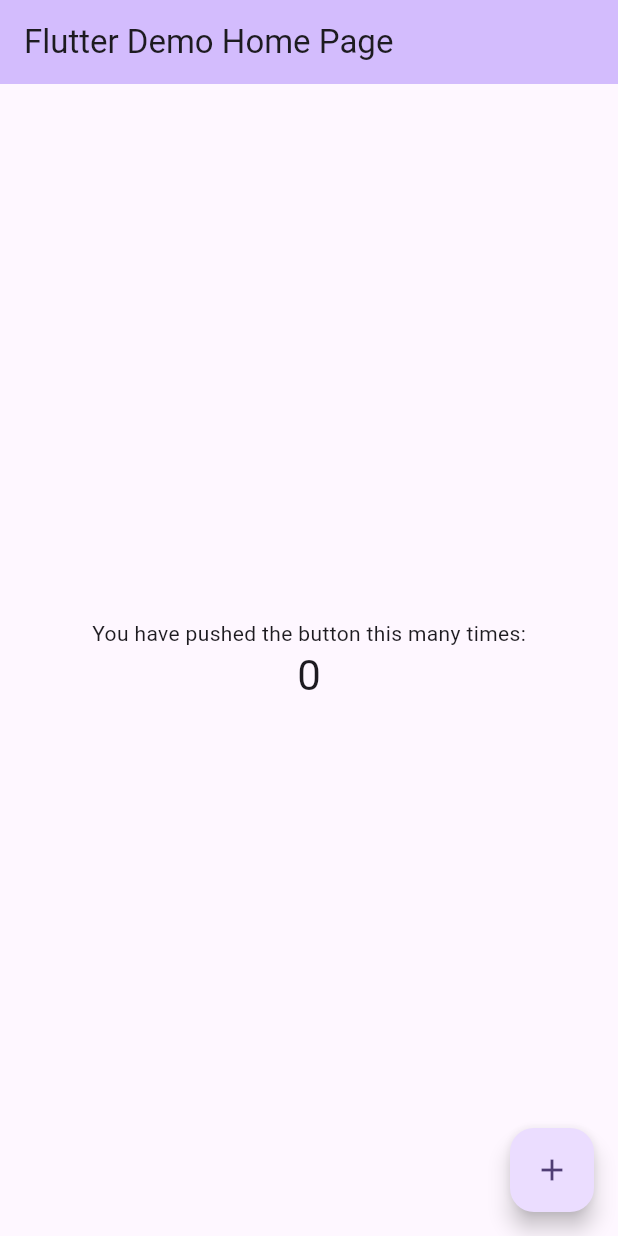
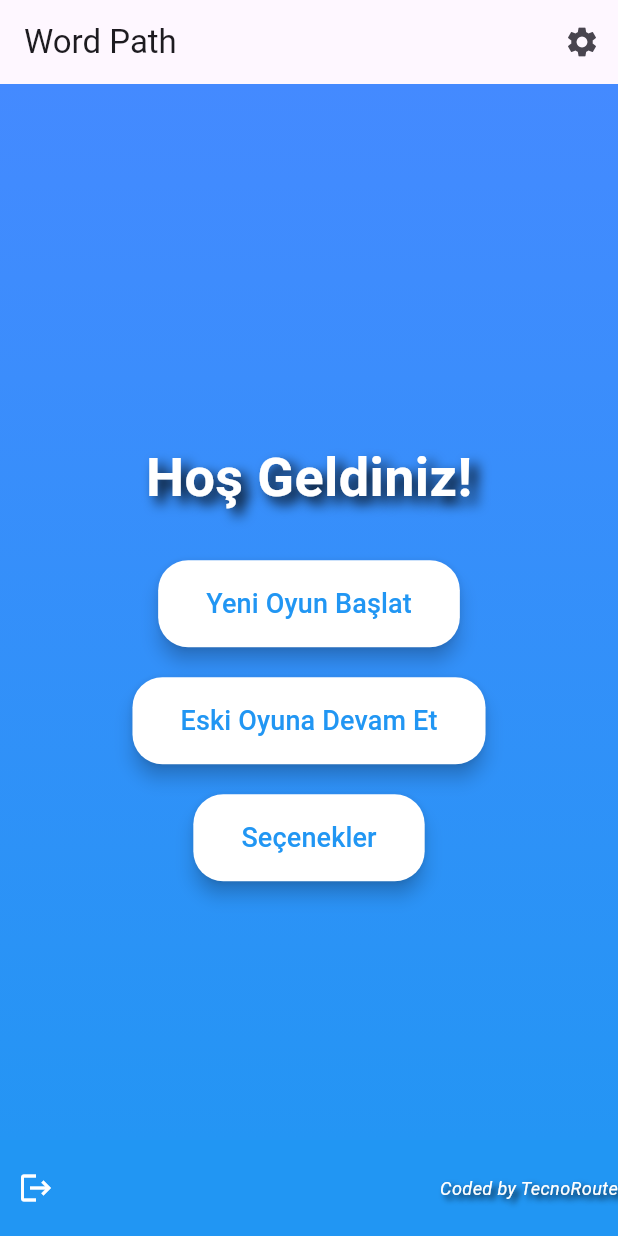
Before and after one commit to TECNOROUTE/wordpath, a Flutter app: the screen it shows after launch, on a phone screen of 412 x 824 dp. Run offline on Flutter 3.47's test engine with Material 3 defaults, Android fonts, the light colour scheme and no system bars; our stand-ins replace sqflite; accounts and stored records are empty.

Commit message:
new screens added

```diff
--- a/lib/main.dart
+++ b/lib/main.dart
@@ -1,125 +1,25 @@
+// main.dart
+
 import 'package:flutter/material.dart';
+import 'screens/home_screen.dart';
+import 'screens/new_game_screen.dart';
+import 'screens/continue_game_screen.dart';
 
 void main() {
   runApp(const MyApp());
 }
 
 class MyApp extends StatelessWidget {
-  const MyApp({super.key});
+  const MyApp({Key? key}) : super(key: key);
 
-  // This widget is the root of your application.
   @override
   Widget build(BuildContext context) {
     return MaterialApp(
-      title: 'Flutter Demo',
-      theme: ThemeData(
-        // This is the theme of your application.
-        //
-        // TRY THIS: Try running your application with "flutter run". You'll see
-        // the application has a purple toolbar. Then, without quitting the app,
-        // try changing the seedColor in the colorScheme below to Colors.green
-        // and then invoke "hot reload" (save your changes or press the "hot
-        // reload" button in a Flutter-supported IDE, or press "r" if you used
-        // the command line to start the app).
-        //
-        // Notice that the counter didn't reset back to zero; the application
-        // state is not lost during the reload. To reset the state, use hot
-        // restart instead.
-        //
-        // This works for code too, not just values: Most code changes can be
-        // tested with just a hot reload.
-        colorScheme: ColorScheme.fromSeed(seedColor: Colors.deepPurple),
-        useMaterial3: true,
-      ),
-      home: const MyHomePage(title: 'Flutter Demo Home Page'),
+      home: const HomeScreen(),
+      routes: {
+        '/new_game': (context) => const NewGameScreen(),
+        '/continue_game': (context) => const ContinueGameScreen(),
+      },
     );
   }
 }
-
-class MyHomePage extends StatefulWidget {
-  const MyHomePage({super.key, required this.title});
-
-  // This widget is the home page of your application. It is stateful, meaning
-  // that it has a State object (defined below) that contains fields that affect
-  // how it looks.
-
-  // This class is the configuration for the state. It holds the values (in this
-  // case the title) provided by the parent (in this case the App widget) and
-  // used by the build method of the State. Fields in a Widget subclass are
-  // always marked "final".
-
-  final String title;
-
-  @override
-  State<MyHomePage> createState() => _MyHomePageState();
-}
-
-class _MyHomePageState extends State<MyHomePage> {
-  int _counter = 0;
-
-  void _incrementCounter() {
-    setState(() {
-      // This call to setState tells the Flutter framework that something has
-      // changed in this State, which causes it to rerun the build method below
-      // so that the display can reflect the updated values. If we changed
-      // _counter without calling setState(), then the build method would not be
-      // called again, and so nothing would appear to happen.
-      _counter++;
-    });
-  }
-
-  @override
-  Widget build(BuildContext context) {
-    // This method is rerun every time setState is called, for instance as done
-    // by the _incrementCounter method above.
-    //
-    // The Flutter framework has been optimized to make rerunning build methods
-    // fast, so that you can just rebuild anything that needs updating rather
-    // than having to individually change instances of widgets.
-    return Scaffold(
-      appBar: AppBar(
-        // TRY THIS: Try changing the color here to a specific color (to
-        // Colors.amber, perhaps?) and trigger a hot reload to see the AppBar
-        // change color while the other colors stay the same.
-        backgroundColor: Theme.of(context).colorScheme.inversePrimary,
-        // Here we take the value from the MyHomePage object that was created by
-        // the App.build method, and use it to set our appbar title.
-        title: Text(widget.title),
-      ),
-      body: Center(
-        // Center is a layout widget. It takes a single child and positions it
-        // in the middle of the parent.
-        child: Column(
-          // Column is also a layout widget. It takes a list of children and
-          // arranges them vertically. By default, it sizes itself to fit its
-          // children horizontally, and tries to be as tall as its parent.
-          //
-          // Column has various properties to control how it sizes itself and
-          // how it positions its children. Here we use mainAxisAlignment to
-          // center the children vertically; the main axis here is the vertical
-          // axis because Columns are vertical (the cross axis would be
-          // horizontal).
-          //
-          // TRY THIS: Invoke "debug painting" (choose the "Toggle Debug Paint"
-          // action in the IDE, or press "p" in the console), to see the
-          // wireframe for each widget.
-          mainAxisAlignment: MainAxisAlignment.center,
-          children: <Widget>[
-            const Text(
-              'You have pushed the button this many times:',
-            ),
-            Text(
-              '$_counter',
-              style: Theme.of(context).textTheme.headlineMedium,
-            ),
-          ],
-        ),
-      ),
-      floatingActionButton: FloatingActionButton(
-        onPressed: _incrementCounter,
-        tooltip: 'Increment',
-        child: const Icon(Icons.add),
-      ), // This trailing comma makes auto-formatting nicer for build methods.
-    );
-  }
-}
--- /dev/null
+++ b/lib/screens/home_screen.dart
@@ -0,0 +1,206 @@
+import 'package:flutter/material.dart';
+
+void main() {
+  runApp(const MyApp());
+}
+
+class MyApp extends StatelessWidget {
+  const MyApp({Key? key}) : super(key: key);
+
+  @override
+  Widget build(BuildContext context) {
+    return MaterialApp(
+      home: const HomeScreen(),
+    );
+  }
+}
+
+class HomeScreen extends StatelessWidget {
+  final String? lastGame; // Son oyun durumu değişkeni
+
+  const HomeScreen({Key? key, this.lastGame}) : super(key: key);
+
+  @override
+  Widget build(BuildContext context) {
+    return Scaffold(
+      appBar: AppBar(
+        title: const Text('Word Path'),
+        actions: <Widget>[
+          IconButton(
+            icon: const Icon(Icons.settings),
+            onPressed: () {
+              // Ayarlar ekranına geçiş yapacak kodlar buraya eklenir
+              Navigator.pushNamed(context, '/settings');
+            },
+          ),
+        ],
+      ),
+      body: Stack(
+        fit: StackFit.expand,
+        children: <Widget>[
+          Container(
+            decoration: BoxDecoration(
+              gradient: LinearGradient(
+                begin: Alignment.topCenter,
+                end: Alignment.bottomCenter,
+                colors: [Colors.blueAccent, Colors.blue],
+              ),
+            ),
+            child: Center(
+              child: Column(
+                mainAxisAlignment: MainAxisAlignment.center,
+                children: <Widget>[
+                  const Text(
+                    'Hoş Geldiniz!',
+                    style: TextStyle(
+                      fontSize: 36,
+                      fontWeight: FontWeight.bold,
+                      color: Colors.white,
+                      shadows: [
+                        Shadow(
+                          blurRadius: 10.0,
+                          color: Colors.black,
+                          offset: Offset(5.0, 5.0),
+                        ),
+                      ],
+                    ),
+                  ),
+                  const SizedBox(height: 30),
+                  ElevatedButton(
+                    onPressed: () {
+                      // Yeni oyunu başlatan kodları buraya ekleyin
+                      Navigator.pushNamed(context, '/new_game');
+                    },
+                    style: ElevatedButton.styleFrom(
+                      foregroundColor: Colors.blue,
+                      backgroundColor: Colors.white,
+                      padding: const EdgeInsets.symmetric(
+                        horizontal: 32,
+                        vertical: 16,
+                      ),
+                      shape: RoundedRectangleBorder(
+                        borderRadius: BorderRadius.circular(20),
+                      ),
+                      elevation: 5,
+                    ),
+                    child: const Text(
+                      'Yeni Oyun Başlat',
+                      style: TextStyle(fontSize: 18),
+                    ),
+                  ),
+                  const SizedBox(height: 20),
+                  ElevatedButton(
+                    onPressed: () {
+                      // Eski oyuna devam etme işlemleri buraya eklenir
+                      if (lastGame != null) {
+                        showDialog(
+                          context: context,
+                          builder: (BuildContext context) {
+                            return AlertDialog(
+                              title: const Text('Eski Oyuna Devam Et'),
+                              content: Text(lastGame!),
+                              actions: <Widget>[
+                                TextButton(
+                                  child: const Text('Kapat'),
+                                  onPressed: () {
+                                    Navigator.of(context).pop();
+                                  },
+                                ),
+                              ],
+                            );
+                          },
+                        );
+                      } else {
+                        // Eğer eski oyun yoksa kullanıcıya bilgi verebilirsiniz
+                        ScaffoldMessenger.of(context).showSnackBar(
+                          const SnackBar(
+                            content: Text('Kayıtlı bir eski oyun bulunamadı.'),
+                          ),
+                        );
+                      }
+                    },
+                    style: ElevatedButton.styleFrom(
+                      foregroundColor: Colors.blue,
+                      backgroundColor: Colors.white,
+                      padding: const EdgeInsets.symmetric(
+                        horizontal: 32,
+                        vertical: 16,
+                      ),
+                      shape: RoundedRectangleBorder(
+                        borderRadius: BorderRadius.circular(20),
+                      ),
+                      elevation: 5,
+                    ),
+                    child: const Text(
+                      'Eski Oyuna Devam Et',
+                      style: TextStyle(fontSize: 18),
+                    ),
+                  ),
+                  const SizedBox(height: 20),
+                  ElevatedButton(
+                    onPressed: () {
+                      // Seçenekler ekranına geçiş yapacak kodlar buraya eklenir
+                      Navigator.pushNamed(context, '/options');
+                    },
+                    style: ElevatedButton.styleFrom(
+                      foregroundColor: Colors.blue,
+                      backgroundColor: Colors.white,
+                      padding: const EdgeInsets.symmetric(
+                        horizontal: 32,
+                        vertical: 16,
+                      ),
+                      shape: RoundedRectangleBorder(
+                        borderRadius: BorderRadius.circular(20),
+                      ),
+                      elevation: 5,
+                    ),
+                    child: const Text(
+                      'Seçenekler',
+                      style: TextStyle(fontSize: 18),
+                    ),
+                  ),
+                ],
+              ),
+            ),
+          ),
+          Positioned(
+            bottom: 0,
+            left: 0,
+            right: 0,
+            child: Container(
+              color: Colors.blue,
+              padding: const EdgeInsets.symmetric(vertical: 8),
+              child: Row(
+                mainAxisAlignment: MainAxisAlignment.spaceBetween,
+                children: [
+                  IconButton(
+                    icon: const Icon(Icons.logout, color: Colors.white),
+                    onPressed: () {
+                      // Çıkış işlemleri buraya eklenir
+                      // Örneğin: Uygulamadan çıkış yapma işlemi
+                    },
+                  ),
+                  const Text(
+                    'Coded by TecnoRoute',
+                    style: TextStyle(
+                      fontSize: 12,
+                      fontStyle: FontStyle.italic,
+                      color: Colors.white,
+                      shadows: [
+                        Shadow(
+                          blurRadius: 5.0,
+                          color: Colors.black,
+                          offset: Offset(3.0, 3.0),
+                        ),
+                      ],
+                    ),
+                  ),
+                ],
+              ),
+            ),
+          ),
+        ],
+      ),
+    );
+  }
+}
--- a/pubspec.yaml
+++ b/pubspec.yaml
@@ -31,7 +31,7 @@ dependencies:
   flutter:
     sdk: flutter
   sqflite: ^2.3.3+1
-
+  path_provider: ^2.1.3
 
   # The following adds the Cupertino Icons font to your application.
   # Use with the CupertinoIcons class for iOS style icons.
```
Also changed, not shown: lib/database/database-helper.dart (+7 -3 lines), lib/screens/continue_game_screen.dart (added, +48 -0 lines), lib/screens/new_game_screen.dart (added, +24 -0 lines), lib/screens/homepage.dart (deleted), pubspec.lock, 1 other file.
